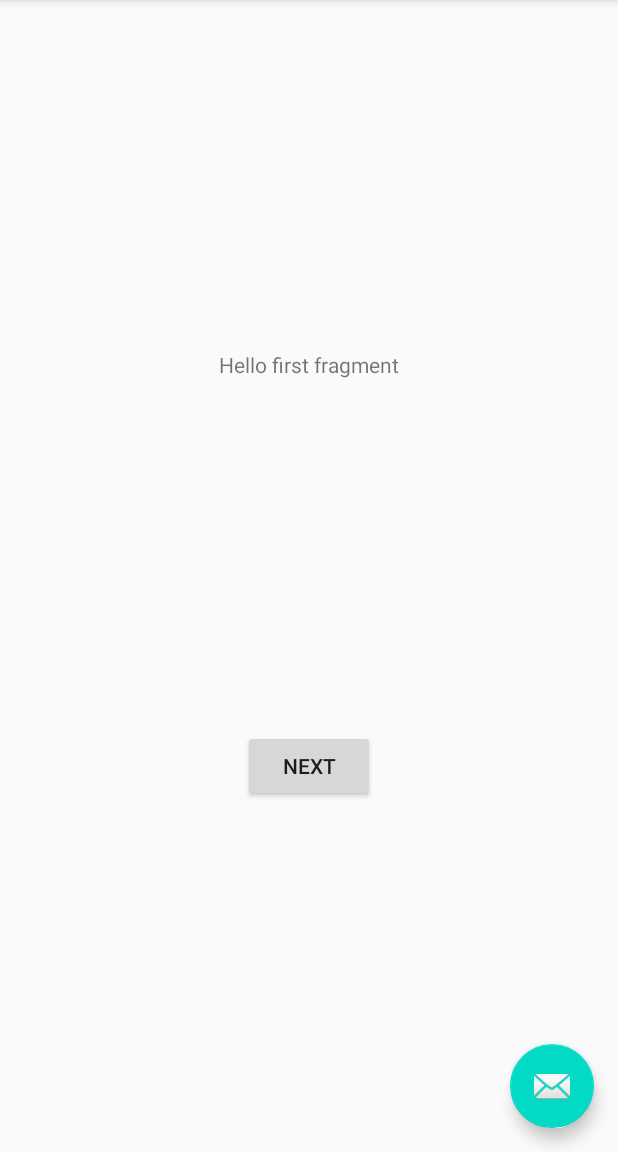
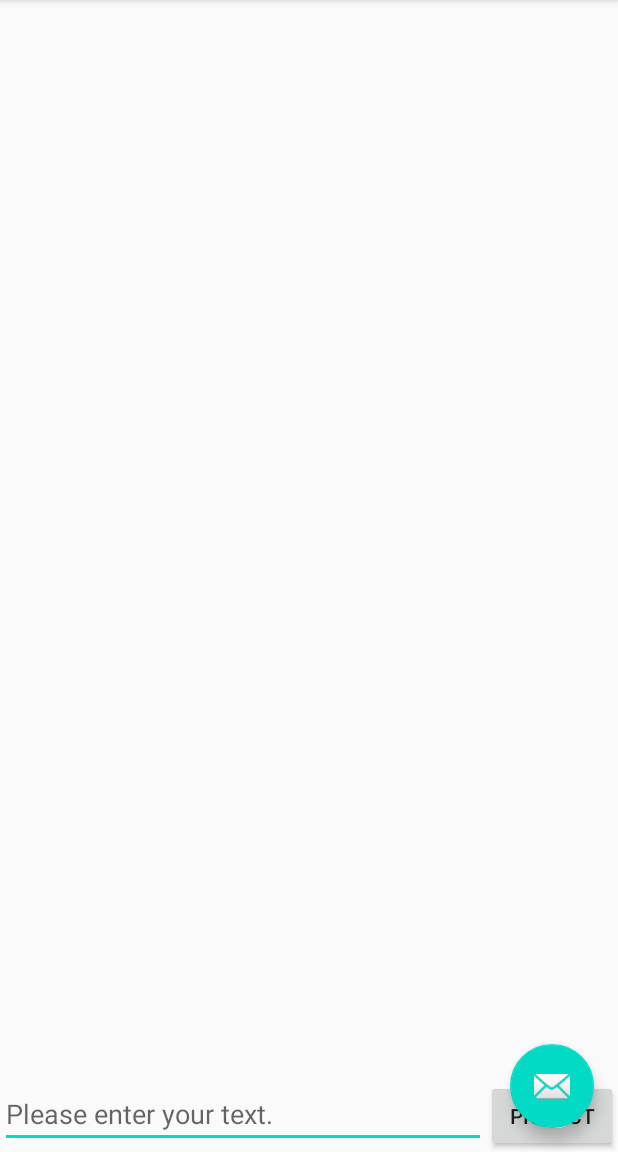
Before and after one commit to googleinterns/chrome-on-device-ml, an Android app: the screen it shows after launch (MainActivity), on a phone screen of 412 x 824 dp, the part 84-1236 px from its top. Run offline under Robolectric (Android 15) with nearby library versions, the phone set to English and light mode, and no system bars.

Commit message:
changed layout

```diff
--- a/android/app/src/main/AndroidManifest.xml
+++ b/android/app/src/main/AndroidManifest.xml
@@ -5,13 +5,13 @@
     <application
         android:allowBackup="true"
         android:icon="@mipmap/ic_launcher"
-        android:label="@string/app_name"
+        android:label="@string/ch_ml_app_name"
         android:roundIcon="@mipmap/ic_launcher_round"
         android:supportsRtl="true"
         android:theme="@style/AppTheme">
         <activity
             android:name=".MainActivity"
-            android:label="@string/app_name"
+            android:label="@string/ch_ml_app_name"
             android:theme="@style/AppTheme.NoActionBar">
             <intent-filter>
                 <action android:name="android.intent.action.MAIN" />
--- a/android/app/src/main/java/org/chrome_on_device_ml/FirstFragment.java
+++ /dev/null
@@ -1,34 +0,0 @@
-package org.chrome_on_device_ml;
-
-import android.os.Bundle;
-import android.view.LayoutInflater;
-import android.view.View;
-import android.view.ViewGroup;
-
-import androidx.annotation.NonNull;
-import androidx.fragment.app.Fragment;
-import androidx.navigation.fragment.NavHostFragment;
-
-public class FirstFragment extends Fragment {
-
-    @Override
-    public View onCreateView(
-            LayoutInflater inflater, ViewGroup container,
-            Bundle savedInstanceState
-    ) {
-        // Inflate the layout for this fragment
-        return inflater.inflate(R.layout.fragment_first, container, false);
-    }
-
-    public void onViewCreated(@NonNull View view, Bundle savedInstanceState) {
-        super.onViewCreated(view, savedInstanceState);
-
-        view.findViewById(R.id.button_first).setOnClickListener(new View.OnClickListener() {
-            @Override
-            public void onClick(View view) {
-                NavHostFragment.findNavController(FirstFragment.this)
-                        .navigate(R.id.action_FirstFragment_to_SecondFragment);
-            }
-        });
-    }
-}
--- a/android/app/src/main/java/org/chrome_on_device_ml/MainActivity.java
+++ b/android/app/src/main/java/org/chrome_on_device_ml/MainActivity.java
@@ -12,8 +12,12 @@ import android.view.View;
 
 import android.view.Menu;
 import android.view.MenuItem;
+import android.widget.Button;
+import android.widget.EditText;
 
 public class MainActivity extends AppCompatActivity {
+    private EditText inputEditText;
+    private Button classifyButton;
 
     @Override
     protected void onCreate(Bundle savedInstanceState) {
@@ -30,6 +34,9 @@ public class MainActivity extends AppCompatActivity {
                         .setAction("Action", null).show();
             }
         });
+
+        inputEditText = findViewById(R.id.input_text);
+        classifyButton = findViewById(R.id.button);
     }
 
     @Override
--- a/android/app/src/main/res/layout/content_main.xml
+++ b/android/app/src/main/res/layout/content_main.xml
@@ -15,5 +15,27 @@
         app:layout_constraintLeft_toLeftOf="parent"
         app:layout_constraintRight_toRightOf="parent"
         app:layout_constraintTop_toTopOf="parent"
-        app:navGraph="@navigation/nav_graph" />
+        />
+
+    <EditText
+        android:id="@+id/input_text"
+        android:layout_width="0dp"
+        android:layout_height="wrap_content"
+        android:hint="@string/ch_ml_text_hint"
+        android:inputType="textNoSuggestions"
+        app:layout_constraintBaseline_toBaselineOf="@+id/button"
+        app:layout_constraintEnd_toStartOf="@+id/button"
+        app:layout_constraintStart_toStartOf="parent"
+        app:layout_constraintBottom_toBottomOf="parent" />
+
+    <Button
+        android:id="@+id/button"
+        android:layout_width="wrap_content"
+        android:layout_height="wrap_content"
+        android:text="@string/ch_ml_button_text"
+        app:layout_constraintBottom_toBottomOf="parent"
+        app:layout_constraintEnd_toEndOf="parent"
+        app:layout_constraintStart_toEndOf="@+id/input_text"
+        />
+
 </androidx.constraintlayout.widget.ConstraintLayout>
--- a/android/app/src/main/res/layout/fragment_first.xml
+++ /dev/null
@@ -1,28 +0,0 @@
-<?xml version="1.0" encoding="utf-8"?>
-<androidx.constraintlayout.widget.ConstraintLayout xmlns:android="http://schemas.android.com/apk/res/android"
-    xmlns:app="http://schemas.android.com/apk/res-auto"
-    xmlns:tools="http://schemas.android.com/tools"
-    android:layout_width="match_parent"
-    android:layout_height="match_parent"
-    tools:context=".FirstFragment">
-
-    <TextView
-        android:id="@+id/textview_first"
-        android:layout_width="wrap_content"
-        android:layout_height="wrap_content"
-        android:text="@string/hello_first_fragment"
-        app:layout_constraintBottom_toTopOf="@id/button_first"
-        app:layout_constraintEnd_toEndOf="parent"
-        app:layout_constraintStart_toStartOf="parent"
-        app:layout_constraintTop_toTopOf="parent" />
-
-    <Button
-        android:id="@+id/button_first"
-        android:layout_width="wrap_content"
-        android:layout_height="wrap_content"
-        android:text="@string/next"
-        app:layout_constraintBottom_toBottomOf="parent"
-        app:layout_constraintEnd_toEndOf="parent"
-        app:layout_constraintStart_toStartOf="parent"
-        app:layout_constraintTop_toBottomOf="@id/textview_first" />
-</androidx.constraintlayout.widget.ConstraintLayout>
--- a/android/app/src/main/res/navigation/nav_graph.xml
+++ /dev/null
@@ -1,28 +0,0 @@
-<?xml version="1.0" encoding="utf-8"?>
-<navigation xmlns:android="http://schemas.android.com/apk/res/android"
-    xmlns:app="http://schemas.android.com/apk/res-auto"
-    xmlns:tools="http://schemas.android.com/tools"
-    android:id="@+id/nav_graph"
-    app:startDestination="@id/FirstFragment">
-
-    <fragment
-        android:id="@+id/FirstFragment"
-        android:name="org.chrome_on_device_ml.FirstFragment"
-        android:label="@string/first_fragment_label"
-        tools:layout="@layout/fragment_first">
-
-        <action
-            android:id="@+id/action_FirstFragment_to_SecondFragment"
-            app:destination="@id/SecondFragment" />
-    </fragment>
-    <fragment
-        android:id="@+id/SecondFragment"
-        android:name="org.chrome_on_device_ml.SecondFragment"
-        android:label="@string/second_fragment_label"
-        tools:layout="@layout/fragment_second">
-
-        <action
-            android:id="@+id/action_SecondFragment_to_FirstFragment"
-            app:destination="@id/FirstFragment" />
-    </fragment>
-</navigation>
--- a/android/app/src/main/res/values/strings.xml
+++ b/android/app/src/main/res/values/strings.xml
@@ -1,12 +1,6 @@
 <resources>
-    <string name="app_name">Chrome On-Device ML</string>
+    <string name="ch_ml_app_name">Chrome On-Device ML</string>
     <string name="action_settings">Settings</string>
-    <!-- Strings used for fragments for navigation -->
-    <string name="first_fragment_label">First Fragment</string>
-    <string name="second_fragment_label">Second Fragment</string>
-    <string name="next">Next</string>
-    <string name="previous">Previous</string>
-
-    <string name="hello_first_fragment">Hello first fragment</string>
-    <string name="hello_second_fragment">Hello second fragment. Arg: %1$s</string>
+    <string name="ch_ml_text_hint" translatable="false">Please enter your text.</string>
+    <string name="ch_ml_button_text" translatable="false">Predict</string>
 </resources>
```
Also changed, not shown: android/app/src/main/java/org/chrome_on_device_ml/SecondFragment.java (deleted, +0 -34 lines), android/app/src/main/res/layout/fragment_second.xml (deleted, +0 -27 lines).
